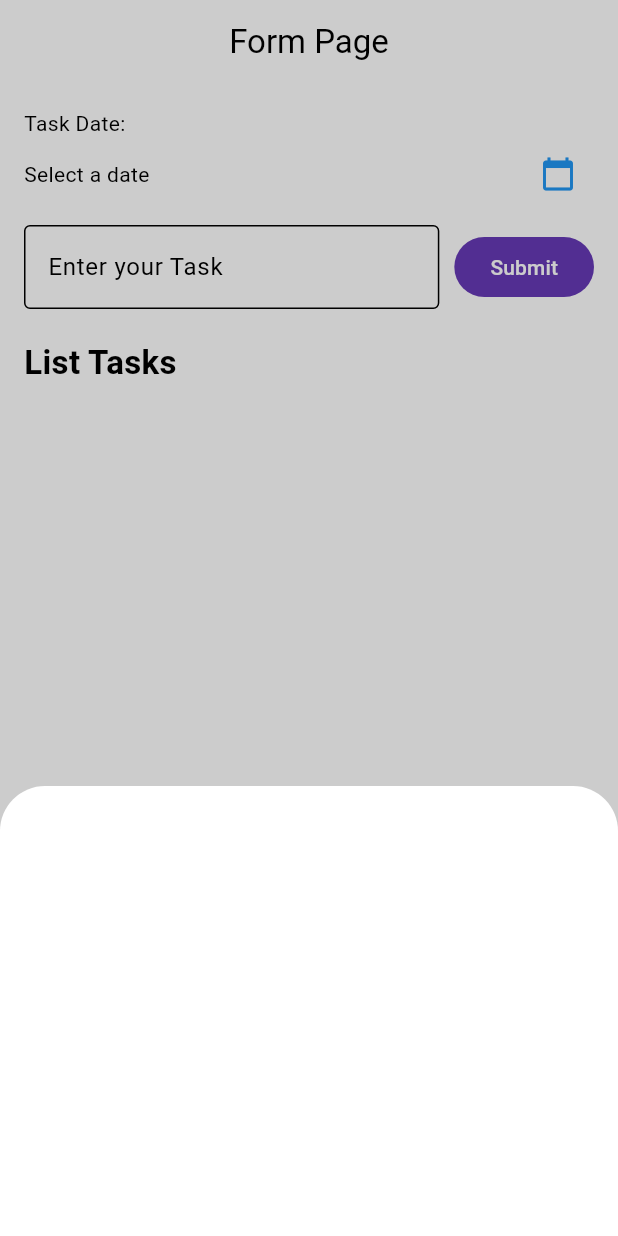
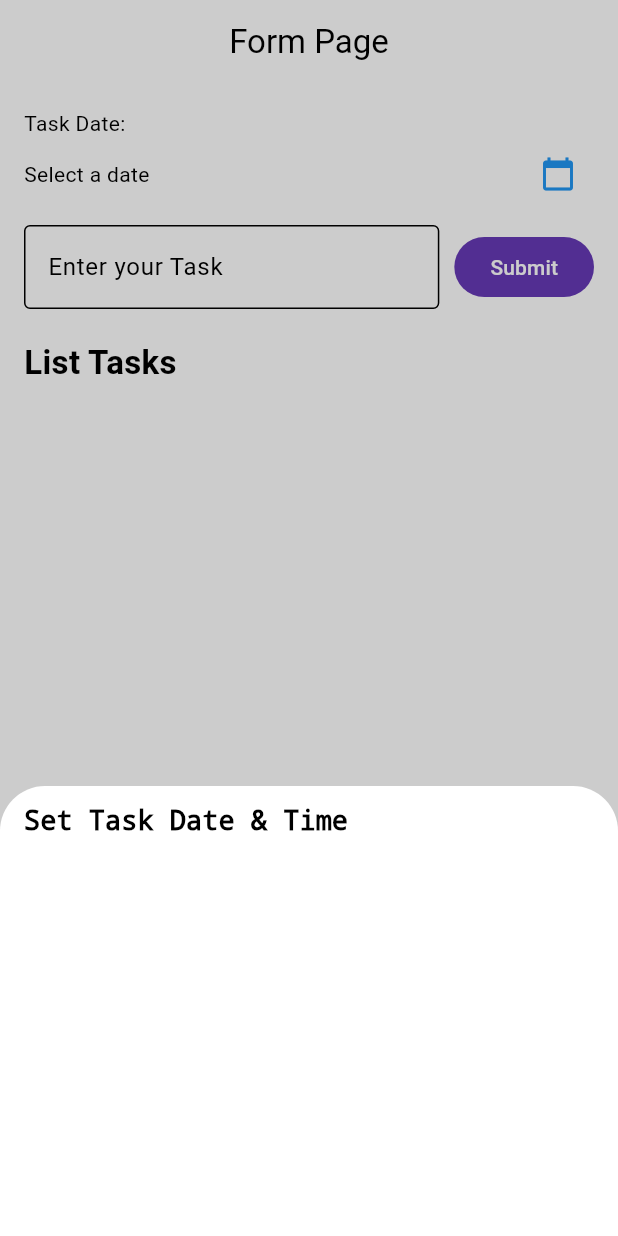
Before and after one commit to isro24/TodoApp_0047, a Flutter app: the screen it shows after launch, after a tap on the "calendar today" icon, on a phone screen of 412 x 824 dp. Run offline on Flutter 3.47's test engine with Material 3 defaults, Android fonts, the phone set to English and light mode, and no system bars.

Commit message:
Menambah text pada CupertinoModal

```diff
--- a/lib/form_page.dart
+++ b/lib/form_page.dart
@@ -26,6 +26,27 @@ class _FormPageState extends State<FormPage> {
             topLeft: Radius.circular(30),
             topRight: Radius.circular(30),
           ),
+        ),
+        child: Column(
+          children: [
+            Padding(
+              padding: const EdgeInsets.symmetric(vertical: 12, horizontal: 16),
+              child: Row(
+                mainAxisAlignment: MainAxisAlignment.spaceBetween,
+                children: [
+                  const Text(
+                    "Set Task Date & Time",
+                    style: TextStyle(
+                      fontSize: 18,
+                      fontWeight: FontWeight.bold,
+                      color: Colors.black,
+                      decoration: TextDecoration.none
+                    ),
+                  )
+                ],
+              ),
+            )
+          ],
         ),
       ),
     );
```
